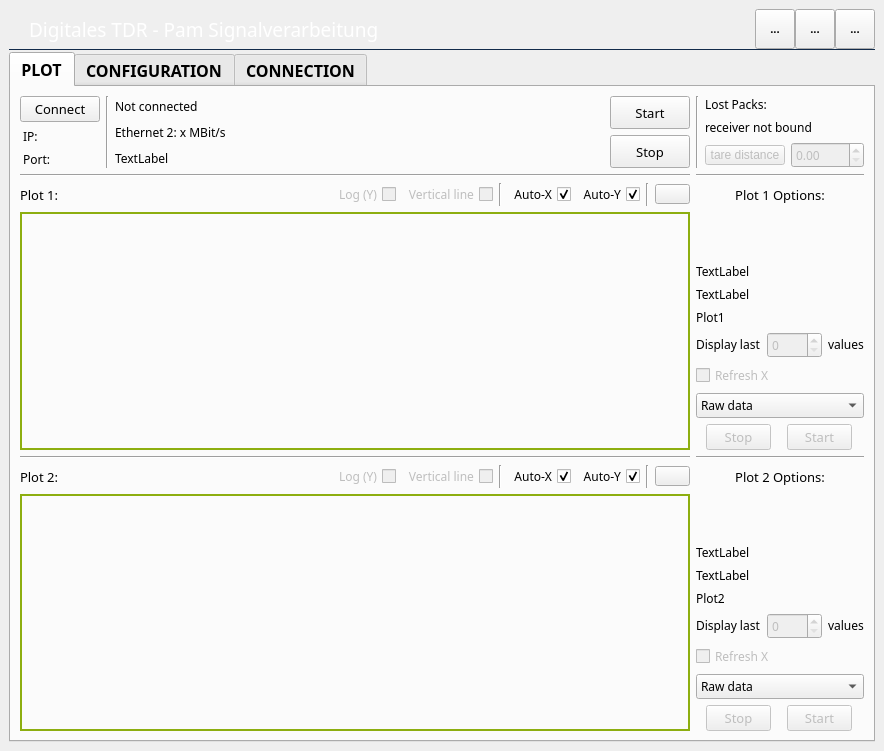
Old version of the form resources/Mainwindow.ui in the repository arongrk/Pam.
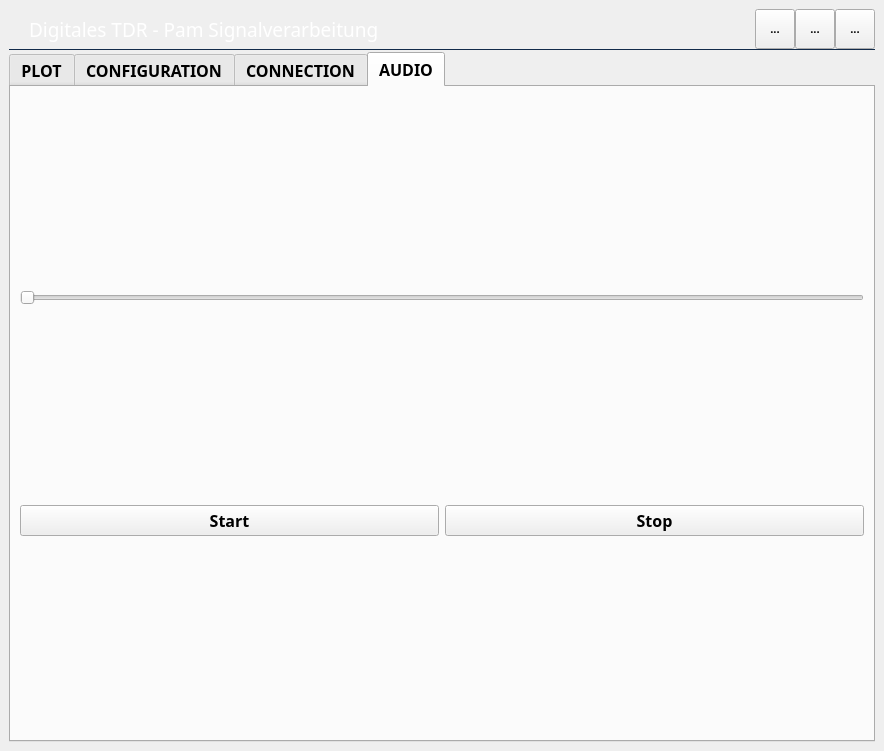
New version of the form. The open tabs and pages were chosen to show the change. Icons and pictures are not drawn. Custom widgets are drawn as their Qt base class.

Patch:
```diff
--- a/resources/Mainwindow.ui
+++ b/resources/Mainwindow.ui
@@ -2149,6 +2149,44 @@
           </layout>
          </widget>
         </widget>
+        <widget class="QWidget" name="tab_4">
+         <attribute name="title">
+          <string>AUDIO</string>
+         </attribute>
+         <layout class="QGridLayout" name="gridLayout_10" rowstretch="1,1">
+          <item row="0" column="0">
+           <widget class="QSlider" name="frequency_slider">
+            <property name="enabled">
+             <bool>false</bool>
+            </property>
+            <property name="maximum">
+             <number>10000</number>
+            </property>
+            <property name="orientation">
+             <enum>Qt::Horizontal</enum>
+            </property>
+           </widget>
+          </item>
+          <item row="1" column="0">
+           <layout class="QHBoxLayout" name="horizontalLayout_8">
+            <item>
+             <widget class="QPushButton" name="start_sound_button">
+              <property name="text">
+               <string>Start</string>
+              </property>
+             </widget>
+            </item>
+            <item>
+             <widget class="QPushButton" name="stop_sound_button">
+              <property name="text">
+               <string>Stop</string>
+              </property>
+             </widget>
+            </item>
+           </layout>
+          </item>
+         </layout>
+        </widget>
        </widget>
       </item>
      </layout>
```
Left out of the diff: 8 changed lines with no effect on the pictures.
